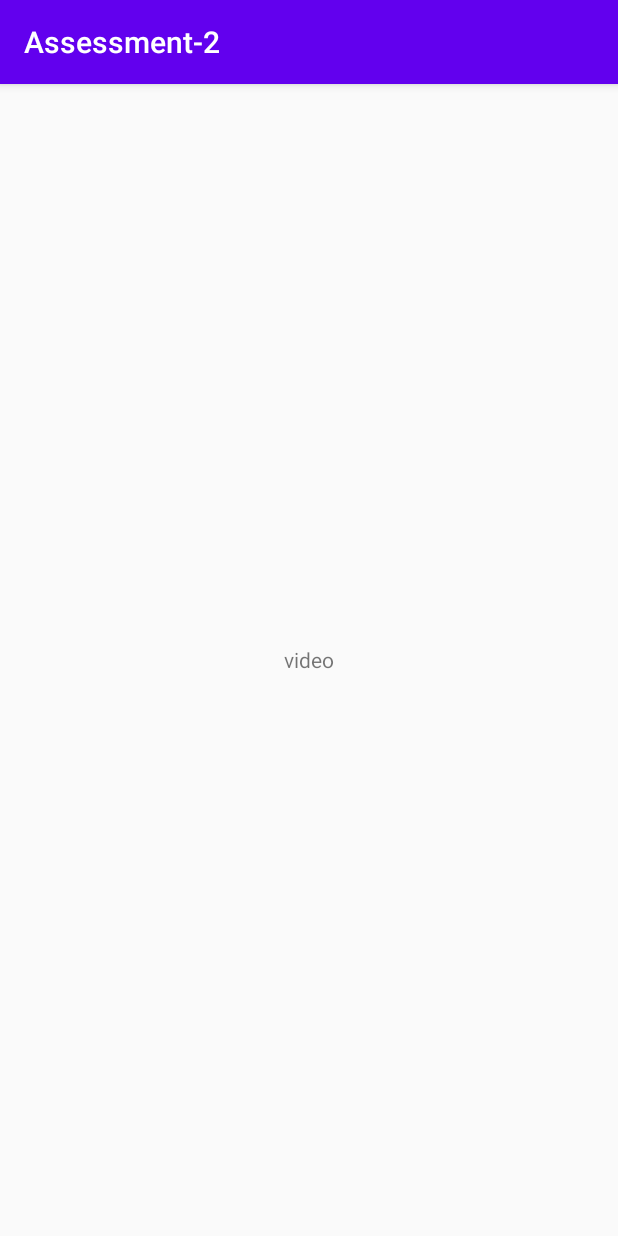
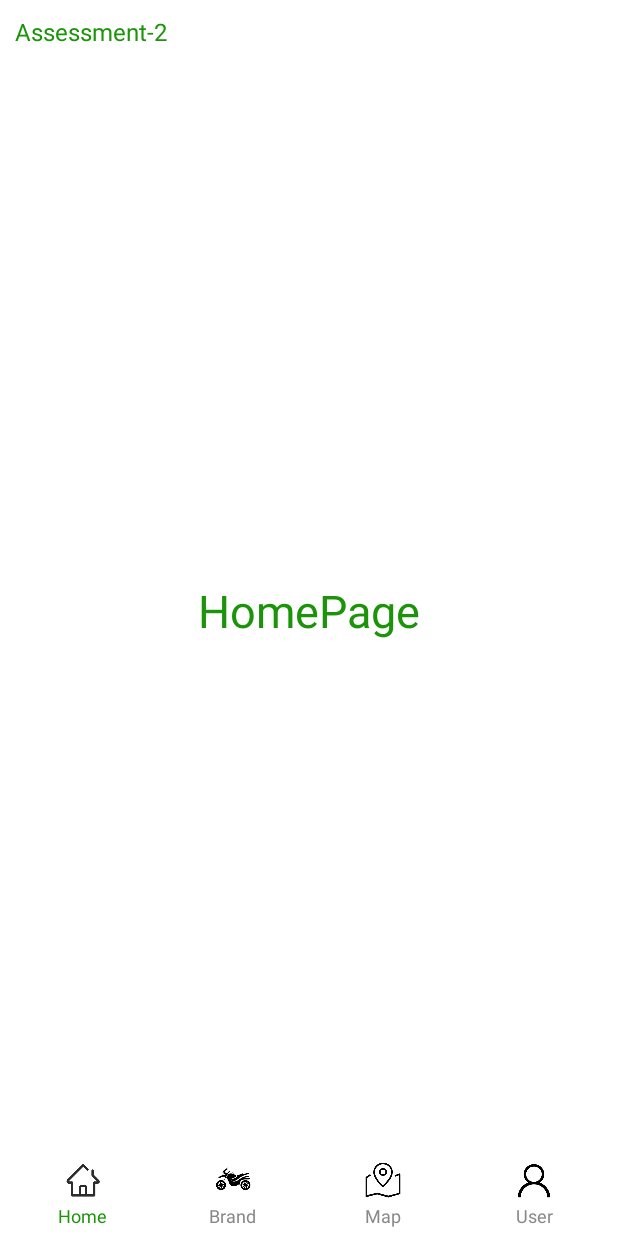
Before and after one commit to SIT305-AndroidDevelopment/SIT305-Assessment-2, an Android app: the screen it shows after launch (MainActivity), on a phone screen of 412 x 824 dp. Run offline under Robolectric (Android 15) with nearby library versions, the phone set to English and light mode, and no system bars.

Commit message:
Basic Framework of the Assessment Project

```diff
--- a/app/src/main/java/com/example/assessment_2/MainActivity.java
+++ b/app/src/main/java/com/example/assessment_2/MainActivity.java
@@ -1,52 +1,180 @@
 package com.example.assessment_2;
 
-//import android.app.Activity;
-//import android.graphics.BitmapFactory;
-//import android.graphics.Matrix;
-//import android.os.Bundle;
-//import android.util.DisplayMetrics;
-//import android.view.LayoutInflater;
-//import android.view.View;
-//import android.view.animation.Animation;
-//import android.view.animation.TranslateAnimation;
-//import android.widget.ImageView;
-//import android.widget.TextView;
-//
-//import androidx.appcompat.app.AppCompatActivity;
-//import androidx.viewpager.widget.PagerAdapter;
-//import androidx.viewpager.widget.ViewPager;
+import android.app.Activity;
+import android.graphics.Color;
+import android.os.Bundle;
+import android.view.View;
+import android.widget.ImageView;
+import android.widget.LinearLayout;
+import android.widget.TextView;
 
-import android.os.Bundle;
-import android.view.LayoutInflater;
-import android.view.View;
-
-import androidx.appcompat.app.AppCompatActivity;
 import androidx.viewpager.widget.ViewPager;
 
 import java.util.ArrayList;
 import java.util.List;
 
-public class MainActivity extends AppCompatActivity{
-    private ViewPager viewPage;
-    private ArrayList arrayList;
-    private View view_video, view_brand, view_map, view_login;
+public class MainActivity extends Activity implements View.OnClickListener, ViewPager.OnPageChangeListener {
+
+    private TextView txt_title;
+
+    // 底部菜单4个Linearlayout
+    private LinearLayout ll_home;
+    private LinearLayout ll_address;
+    private LinearLayout ll_friend;
+    private LinearLayout ll_setting;
+
+    // 底部菜单4个ImageView
+    private ImageView img_home;
+    private ImageView img_news;
+    private ImageView img_friend;
+    private ImageView img_user;
+
+    // 底部菜单4个菜单标题
+    private TextView txt_home;
+    private TextView txt_news;
+    private TextView txt_friend;
+    private TextView txt_user;
+
+    // 中间内容区域
+    private ViewPager viewPager;
+
+    // ViewPager适配器ContentAdapter
+    private ContentAdapter adapter;
+    private List<View> views;
 
     @Override
-    protected void onCreate(Bundle savedInstanceStat) {
-        super.onCreate(savedInstanceStat);
+    protected void onCreate(Bundle savedInstanceState) {
+        super.onCreate(savedInstanceState);
         setContentView(R.layout.activity_main);
-        viewPage = findViewById(R.id.viewPager);
-        LayoutInflater layoutInflater = getLayoutInflater();
-        view_video = layoutInflater.inflate(R.layout.page_video,null);
-        view_brand = layoutInflater.inflate(R.layout.page_brand,null);
-        view_map = layoutInflater.inflate(R.layout.page_map,null);
-        view_login = layoutInflater.inflate(R.layout.page_login,null);
-        List<View> viewList = new ArrayList<View>();
-        viewList.add(view_video);
-        viewList.add(view_brand);
-        viewList.add(view_map);
-        viewList.add(view_login);
-        MyPagerAdapter myPagerAdapter = new MyPagerAdapter(viewList);
-        viewPage.setAdapter(myPagerAdapter);
+        initView();// 初始化控件
+        initEvent();// 设置按钮监听
+
+        //txt_title.setText(R.string.txt_nav_home);
+        txt_home.setTextColor(0xff1B940A);
+    }
+
+    private void initEvent() {
+        ll_home.setOnClickListener(this);
+        ll_address.setOnClickListener(this);
+        ll_friend.setOnClickListener(this);
+        ll_setting.setOnClickListener(this);
+        viewPager.setOnPageChangeListener(this);
+    }
+
+    private void initView() {
+        txt_title = findViewById(R.id.title);
+
+        // 底部菜单4个Linearlayout
+        ll_home = findViewById(R.id.ll_home);
+        ll_address = findViewById(R.id.ll_brand);
+        ll_friend = findViewById(R.id.ll_map);
+        ll_setting = findViewById(R.id.ll_user);
+
+        // 底部菜单4个ImageView
+        img_home = findViewById(R.id.img_home);
+        img_news = findViewById(R.id.img_brand);
+        img_friend = findViewById(R.id.img_map);
+        img_user = findViewById(R.id.img_user);
+
+        // 底部菜单4个菜单标题
+        txt_home = findViewById(R.id.txt_home);
+        txt_news = findViewById(R.id.txt_brand);
+        txt_friend = findViewById(R.id.txt_map);
+        txt_user = findViewById(R.id.txt_user);
+
+        // 中间内容区域ViewPager
+        viewPager = findViewById(R.id.vp_content);
+
+        // 适配器
+        View page_home = View.inflate(MainActivity.this, R.layout.page_home, null);
+        View page_news = View.inflate(MainActivity.this, R.layout.page_brand, null);
+        View page_friend = View.inflate(MainActivity.this, R.layout.page_map, null);
+        View page_user = View.inflate(MainActivity.this, R.layout.page_user, null);
+
+        views = new ArrayList<View>();
+        views.add(page_home);
+        views.add(page_news);
+        views.add(page_friend);
+        views.add(page_user);
+        adapter = new ContentAdapter(views);
+        viewPager.setAdapter(adapter);
+    }
+
+
+    @Override
+    public void onClick(View v) {
+        switch (v.getId()) {
+            case R.id.ll_home:
+                restartBotton();
+                //txt_title.setText(R.string.txt_nav_home);
+                txt_home.setTextColor(0xff1B940A);
+                viewPager.setCurrentItem(0);
+                break;
+            case R.id.ll_brand:
+                restartBotton();
+                //txt_title.setText(R.string.txt_nav_news);
+                txt_news.setTextColor(0xff1B940A);
+                viewPager.setCurrentItem(1);
+                break;
+            case R.id.ll_map:
+                restartBotton();
+                //txt_title.setText(R.string.txt_nav_friend);
+                txt_friend.setTextColor(0xff1B940A);
+                viewPager.setCurrentItem(2);
+                break;
+            case R.id.ll_user:
+                restartBotton();
+                //txt_title.setText(R.string.txt_nav_user);
+                txt_user.setTextColor(0xff1B940A);
+                viewPager.setCurrentItem(3);
+                break;
+
+            default:
+                break;
+        }
+    }
+
+    @Override
+    public void onPageScrolled(int position, float positionOffset, int positionOffsetPixels) {
+
+    }
+
+    @Override
+    public void onPageSelected(int position) {
+        restartBotton();
+        switch (position) {
+            case 0:
+                //txt_title.setText(R.string.txt_nav_home);
+                txt_home.setTextColor(0xff1B940A);
+                break;
+            case 1:
+                //txt_title.setText(R.string.txt_nav_news);
+                txt_news.setTextColor(0xff1B940A);
+                break;
+            case 2:
+                //txt_title.setText(R.string.txt_nav_friend);
+                txt_friend.setTextColor(0xff1B940A);
+                break;
+            case 3:
+                //txt_title.setText(R.string.txt_nav_user);
+                txt_user.setTextColor(0xff1B940A);
+                break;
+
+            default:
+                break;
+        }
+    }
+
+    @Override
+    public void onPageScrollStateChanged(int state) {
+
+    }
+
+    //重置链接样式
+    private void restartBotton() {
+        txt_home.setTextColor(Color.parseColor("#888888"));
+        txt_news.setTextColor(Color.parseColor("#888888"));
+        txt_friend.setTextColor(Color.parseColor("#888888"));
+        txt_user.setTextColor(Color.parseColor("#888888"));
     }
 }
--- a/app/src/main/java/com/example/assessment_2/MyPagerAdapter.java
+++ b/app/src/main/java/com/example/assessment_2/MyPagerAdapter.java
@@ -3,39 +3,69 @@ package com.example.assessment_2;
 import android.view.View;
 import android.view.ViewGroup;
 
-import androidx.annotation.NonNull;
 import androidx.viewpager.widget.PagerAdapter;
 
-import java.util.ArrayList;
 import java.util.List;
 
-public class MyPagerAdapter extends PagerAdapter {
+class ContentAdapter extends PagerAdapter {
 
-    private List<View> viewList = new ArrayList<View>();
+    private List<View> views;
 
-    public MyPagerAdapter(List<View> viewList) {
-        this.viewList = viewList;
-    }
-
-    @NonNull
-    @Override
-    public Object instantiateItem(@NonNull ViewGroup container, int position) {
-        container.addView(viewList.get(position));
-        return viewList.get(position);
-    }
-
-    @Override
-    public void destroyItem(@NonNull ViewGroup container, int position, @NonNull Object object) {
-        container.removeView(viewList.get(position));
+    public ContentAdapter(List<View> views) {
+        this.views = views;
     }
 
     @Override
     public int getCount() {
-        return viewList.size();
+        return views.size();
     }
 
     @Override
-    public boolean isViewFromObject(@NonNull View view, @NonNull Object object) {
-        return view == object;
+    public boolean isViewFromObject(View arg0, Object arg1) {
+        return arg0 == arg1;
     }
+
+    @Override
+    public Object instantiateItem(ViewGroup container, int position) {
+        View view = views.get(position);
+        container.addView(view);
+        return view;
+    }
+
+    @Override
+    public void destroyItem(ViewGroup container, int position, Object object) {
+        container.removeView(views.get(position));
+    }
+
 }
+
+//public class MyPagerAdapter extends PagerAdapter {
+//
+//    private List<View> viewList = new ArrayList<View>();
+//
+//    public MyPagerAdapter(List<View> viewList) {
+//        this.viewList = viewList;
+//    }
+//
+//    @NonNull
+//    @Override
+//    public Object instantiateItem(@NonNull ViewGroup container, int position) {
+//        container.addView(viewList.get(position));
+//        return viewList.get(position);
+//    }
+//
+//    @Override
+//    public void destroyItem(@NonNull ViewGroup container, int position, @NonNull Object object) {
+//        container.removeView(viewList.get(position));
+//    }
+//
+//    @Override
+//    public int getCount() {
+//        return viewList.size();
+//    }
+//
+//    @Override
+//    public boolean isViewFromObject(@NonNull View view, @NonNull Object object) {
+//        return view == object;
+//    }
+//}
--- /dev/null
+++ b/app/src/main/res/layout/activity_bottom.xml
@@ -0,0 +1,109 @@
+<LinearLayout xmlns:android="http://schemas.android.com/apk/res/android"
+    xmlns:tools="http://schemas.android.com/tools"
+    android:layout_width="match_parent"
+    android:layout_height="wrap_content"
+    android:background="#ffffff"
+    android:padding="5dp"
+    >
+
+    <LinearLayout
+        android:id="@+id/ll_home"
+        android:layout_width="0dp"
+        android:layout_height="wrap_content"
+        android:layout_weight="1"
+        android:gravity="center"
+        android:orientation="vertical">
+
+        <ImageView
+            android:id="@+id/img_home"
+            android:layout_width="24dp"
+            android:layout_height="24dp"
+            android:src="@drawable/btn_home" />
+
+        <TextView
+            android:id="@+id/txt_home"
+            android:layout_width="wrap_content"
+            android:layout_height="wrap_content"
+            android:layout_marginTop="3dp"
+            android:text="Home"
+            android:textSize="12dp"
+            android:textColor="#888888"
+            />
+    </LinearLayout>
+
+    <LinearLayout
+        android:id="@+id/ll_brand"
+        android:layout_width="0dp"
+        android:layout_height="wrap_content"
+        android:layout_weight="1"
+        android:gravity="center"
+        android:orientation="vertical">
+
+        <ImageView
+            android:id="@+id/img_brand"
+            android:layout_width="24dp"
+            android:layout_height="24dp"
+            android:src="@drawable/btn_brand" />
+
+        <TextView
+            android:id="@+id/txt_brand"
+            android:layout_width="wrap_content"
+            android:layout_height="wrap_content"
+            android:layout_marginTop="3dp"
+            android:text="Brand"
+            android:textSize="12dp"
+            android:textColor="#888888"
+            />
+    </LinearLayout>
+
+    <LinearLayout
+        android:id="@+id/ll_map"
+        android:layout_width="0dp"
+        android:layout_height="wrap_content"
+        android:layout_weight="1"
+        android:gravity="center"
+        android:orientation="vertical">
+
+        <ImageView
+            android:id="@+id/img_map"
+            android:layout_width="24dp"
+            android:layout_height="24dp"
+            android:src="@drawable/btn_map" />
+
+        <TextView
+            android:id="@+id/txt_map"
+            android:layout_width="wrap_content"
+            android:layout_height="wrap_content"
+            android:layout_marginTop="3dp"
+            android:text="Map"
+            android:textSize="12dp"
+            android:textColor="#888888"
+            />
+    </LinearLayout>
+
+    <LinearLayout
+        android:id="@+id/ll_user"
+        android:layout_width="0dp"
+        android:layout_height="wrap_content"
+        android:layout_weight="1"
+        android:gravity="center"
+        android:orientation="vertical">
+
+        <ImageView
+            android:id="@+id/img_user"
+            android:layout_width="24dp"
+            android:layout_height="24dp"
+            android:src="@drawable/user"  />
+
+        <TextView
+            android:id="@+id/txt_user"
+            android:layout_width="wrap_content"
+            android:layout_height="wrap_content"
+            android:layout_marginTop="3dp"
+            android:text="User"
+            android:textSize="12dp"
+            android:textColor="#888888"
+            />
+    </LinearLayout>
+
+</LinearLayout>
--- a/app/src/main/res/layout/activity_main.xml
+++ b/app/src/main/res/layout/activity_main.xml
@@ -3,12 +3,21 @@
     xmlns:app="http://schemas.android.com/apk/res-auto"
     xmlns:tools="http://schemas.android.com/tools"
     android:layout_width="match_parent"
+    android:layout_height="match_parent"
     android:orientation="vertical"
-    android:layout_height="match_parent"
     tools:context=".MainActivity">
 
+    <!--这里有个小技巧，把底部菜单栏的每一个小的LinearLayout的宽度都设置成0dp，然后用weight权重去分配它，中间内容区域也是把高度设置成0dp，然后用weight权重去分配它。（weight默认是把界面里空闲的位置作为划分位置，所以这里的宽度或者高度要注意设置成0dp）-->
+    <include layout="@layout/activity_top" />
+
     <androidx.viewpager.widget.ViewPager
-        android:id="@+id/viewPager"
+        android:id="@+id/vp_content"
         android:layout_width="match_parent"
-        android:layout_height="match_parent" />
+        android:layout_height="0dp"
+        android:layout_weight="1"
+        android:background="#ffffff"
+        tools:ignore="MissingConstraints"></androidx.viewpager.widget.ViewPager>
+
+    <include layout="@layout/activity_bottom" />
+
 </LinearLayout>
--- /dev/null
+++ b/app/src/main/res/layout/activity_top.xml
@@ -0,0 +1,19 @@
+<?xml version="1.0" encoding="utf-8"?>
+
+<RelativeLayout xmlns:android="http://schemas.android.com/apk/res/android"
+    xmlns:tools="http://schemas.android.com/tools"
+    android:layout_width="match_parent"
+    android:background="#ffffff"
+    android:paddingTop="10dp"
+    android:paddingLeft="10dp"
+    android:layout_height="45dp">
+
+    <TextView
+        android:id="@+id/title"
+        android:layout_width="wrap_content"
+        android:layout_height="wrap_content"
+        android:text="Assessment-2"
+        android:textColor="#1B940A"
+        android:textSize="16dp" />
+
+</RelativeLayout>
--- /dev/null
+++ b/app/src/main/res/layout/page_home.xml
@@ -0,0 +1,16 @@
+<RelativeLayout xmlns:android="http://schemas.android.com/apk/res/android"
+    xmlns:tools="http://schemas.android.com/tools"
+    android:layout_width="match_parent"
+    android:layout_height="match_parent"
+    tools:context=".ui.HomeActivity">
+
+    <TextView
+        android:id="@+id/txt_home_title"
+        android:layout_width="wrap_content"
+        android:layout_height="wrap_content"
+        android:layout_centerInParent="true"
+        android:text="HomePage"
+        android:textColor="#1B940A"
+        android:textSize="30dp" />
+
+</RelativeLayout>
```
Also changed, not shown: app/src/main/java/com/example/assessment_2/UI/BrandFragment.java (added, +31 -0 lines), app/src/main/java/com/example/assessment_2/UI/HomeFragment.java (added, +31 -0 lines), app/src/main/java/com/example/assessment_2/UI/MapFragment.java (added, +31 -0 lines), app/src/main/java/com/example/assessment_2/UI/UserFragment.java (added, +31 -0 lines), app/src/main/res/layout/page_map.xml (+15 -9 lines), app/src/main/res/layout/page_user.xml (added, +16 -0 lines), app/src/main/res/drawable-v24/btn_home.png (added), app/src/main/res/drawable-v24/btn_map.png (added), app/src/main/res/drawable-v24/user.png (added), app/src/main/res/drawable/btn_brand.png (added), app/src/main/res/drawable/line.png (added), app/src/main/res/drawable/play.png (added).
